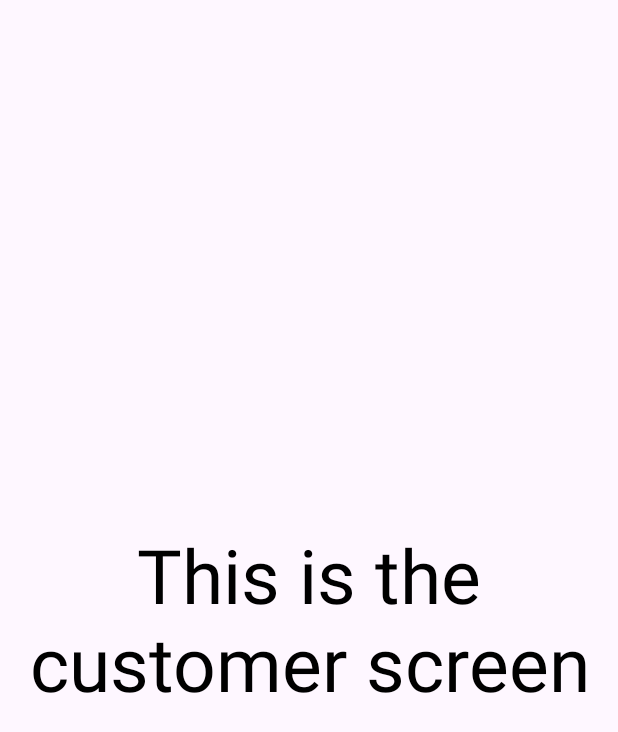
After one commit to carmeliomri/localmarketbagroot, an Android app: the CustomerActivity screen opened directly, with no data from a screen before it, on a phone screen of 412 x 824 dp. The commit adds this screen. Shown: the top 732 px of the screen. Run offline under Robolectric (Android 15) with nearby library versions, the phone set to English and light mode, and no system bars.

Commit message:
Customer Activity created, once you sign in you immediately go to the customer screen.

```diff
--- a/app/src/main/AndroidManifest.xml
+++ b/app/src/main/AndroidManifest.xml
@@ -13,6 +13,9 @@
         android:theme="@style/Theme.LocalMarketBagroot"
         tools:targetApi="31">
         <activity
+            android:name=".CustomerActivity"
+            android:exported="false" />
+        <activity
             android:name=".MainActivity"
             android:exported="true">
             <intent-filter>
--- /dev/null
+++ b/app/src/main/java/com/example/localmarketbagroot/CustomerActivity.java
@@ -0,0 +1,24 @@
+package com.example.localmarketbagroot;
+
+import android.os.Bundle;
+
+import androidx.activity.EdgeToEdge;
+import androidx.appcompat.app.AppCompatActivity;
+import androidx.core.graphics.Insets;
+import androidx.core.view.ViewCompat;
+import androidx.core.view.WindowInsetsCompat;
+
+public class CustomerActivity extends AppCompatActivity {
+
+    @Override
+    protected void onCreate(Bundle savedInstanceState) {
+        super.onCreate(savedInstanceState);
+        EdgeToEdge.enable(this);
+        setContentView(R.layout.activity_customer);
+        ViewCompat.setOnApplyWindowInsetsListener(findViewById(R.id.main), (v, insets) -> {
+            Insets systemBars = insets.getInsets(WindowInsetsCompat.Type.systemBars());
+            v.setPadding(systemBars.left, systemBars.top, systemBars.right, systemBars.bottom);
+            return insets;
+        });
+    }
+}
--- a/app/src/main/java/com/example/localmarketbagroot/MainActivity.java
+++ b/app/src/main/java/com/example/localmarketbagroot/MainActivity.java
@@ -57,6 +57,9 @@ public class MainActivity extends AppCompatActivity {
                                 name.setText(auth.getCurrentUser().getDisplayName());
                                 mail.setText(auth.getCurrentUser().getEmail());
                                 Toast.makeText(MainActivity.this, "Signed In Successfully", Toast.LENGTH_SHORT).show();
+                                Intent intent = new Intent(MainActivity.this,CustomerActivity.class);
+                                intent.putExtra("USERNAME",auth.getCurrentUser().getDisplayName());
+                                startActivity(intent);
                             } else {
                                 Toast.makeText(MainActivity.this, "Failed to sign in: "+ task.getException(), Toast.LENGTH_SHORT).show();
                             }
@@ -71,13 +74,7 @@ public class MainActivity extends AppCompatActivity {
     @Override
     protected void onCreate(Bundle savedInstanceState) {
         super.onCreate(savedInstanceState);
-        //EdgeToEdge.enable(this);
         setContentView(R.layout.activity_main);
-        /* ViewCompat.setOnApplyWindowInsetsListener(findViewById(R.id.main), (v, insets) -> {
-            Insets systemBars = insets.getInsets(WindowInsetsCompat.Type.systemBars());
-            v.setPadding(systemBars.left, systemBars.top, systemBars.right, systemBars.bottom);
-            return insets;
-        });*/
         FirebaseApp.initializeApp(this);
         imageView = findViewById(R.id.profileImage);
         name = findViewById(R.id.nameTV);
--- /dev/null
+++ b/app/src/main/res/layout/activity_customer.xml
@@ -0,0 +1,23 @@
+<?xml version="1.0" encoding="utf-8"?>
+<androidx.constraintlayout.widget.ConstraintLayout xmlns:android="http://schemas.android.com/apk/res/android"
+    xmlns:app="http://schemas.android.com/apk/res-auto"
+    xmlns:tools="http://schemas.android.com/tools"
+    android:id="@+id/main"
+    android:layout_width="match_parent"
+    android:layout_height="match_parent"
+    tools:context=".CustomerActivity">
+
+    <TextView
+        android:id="@+id/textViewHello"
+        android:layout_width="wrap_content"
+        android:layout_height="wrap_content"
+        android:gravity="center"
+        android:text="This is the customer screen"
+        android:textColor="#000"
+        android:textSize="50sp"
+        app:layout_constraintBottom_toBottomOf="parent"
+        app:layout_constraintEnd_toEndOf="parent"
+        app:layout_constraintStart_toStartOf="parent"
+        app:layout_constraintTop_toTopOf="parent" />
+
+</androidx.constraintlayout.widget.ConstraintLayout>
```
